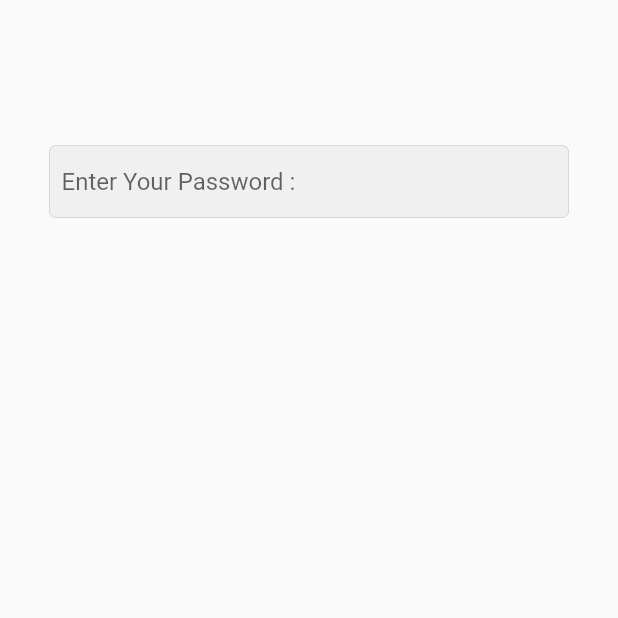
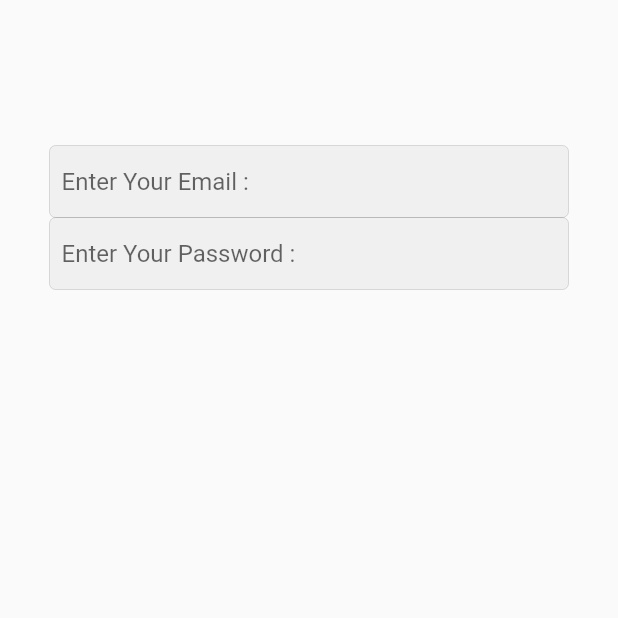
Before and after one commit to abdorady2022001/Electronic_shop, a Flutter app: the screen it shows after launch, on a phone screen of 412 x 824 dp, the top half of it. Run offline on Flutter 3.47's test engine with Material 2 defaults, Android fonts, the phone set to English and light mode, and no system bars.

Commit message:
email field

```diff
--- a/lib/pages/login.dart
+++ b/lib/pages/login.dart
@@ -1,3 +1,5 @@
+// ignore_for_file: prefer_const_constructors
+
 import 'package:flutter/material.dart';
 
 class login extends StatelessWidget {
@@ -14,6 +16,24 @@ class login extends StatelessWidget {
               const SizedBox(
                 height: 64,
               ),
+              TextField(
+                  keyboardType: TextInputType.emailAddress,
+                  obscureText: false,
+                  decoration: InputDecoration(
+                    hintText: "Enter Your Email : ",
+                    // To delete borders
+                    enabledBorder: OutlineInputBorder(
+                      borderSide: Divider.createBorderSide(context),
+                    ),
+                    focusedBorder: OutlineInputBorder(
+                      borderSide: BorderSide(
+                        color: Colors.grey,
+                      ),
+                    ),
+                    // fillColor: Colors.red,
+                    filled: true,
+                    contentPadding: const EdgeInsets.all(8),
+                  )),
               TextField(
                   keyboardType: TextInputType.text,
                   obscureText: true,
```
